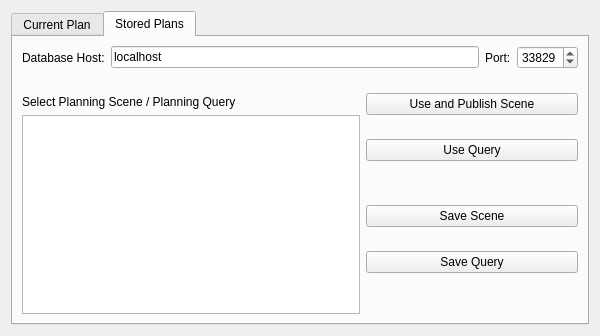
Before: the Qt Designer form moveit_ros/moveit_rviz_plugin/src/ui/moveit_rviz_plugin_frame.ui in moveit/moveit, drawn with Qt 5.
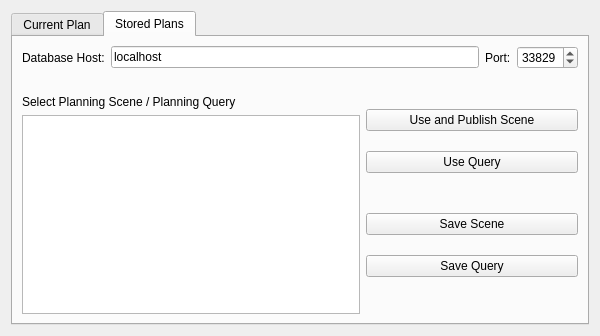
After: the same form once the commit is applied. The open tabs and pages were chosen to show the change.

Commit message: more work on planning plugin + robustness fixes

Patch:
```diff
--- a/moveit_ros/moveit_rviz_plugin/src/ui/moveit_rviz_plugin_frame.ui
+++ b/moveit_ros/moveit_rviz_plugin/src/ui/moveit_rviz_plugin_frame.ui
@@ -178,6 +178,19 @@
        </item>
        <item row="1" column="1">
         <layout class="QVBoxLayout" name="verticalLayout_2">
+         <item>
+          <spacer name="horizontalSpacer_4">
+           <property name="orientation">
+            <enum>Qt::Horizontal</enum>
+           </property>
+           <property name="sizeHint" stdset="0">
+            <size>
+             <width>40</width>
+             <height>20</height>
+            </size>
+           </property>
+          </spacer>
+         </item>
          <item>
           <widget class="QPushButton" name="publish_scene">
            <property name="text">
```
Left out of the diff: 12 changed lines with no effect on the pictures. The commit also changes 15 other files.
